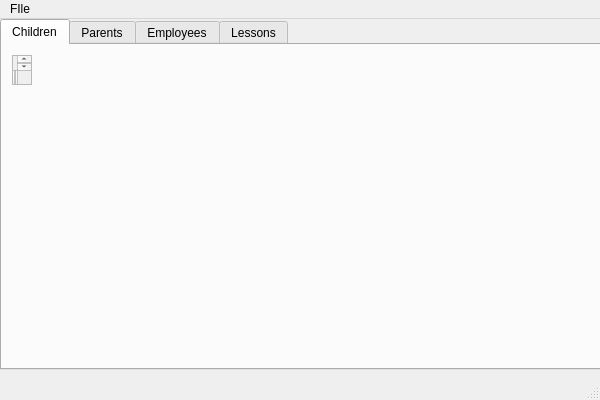
Old version of the form TullipApp/DataBaseGUI.ui in the repository Tryndo225/TullipApp.
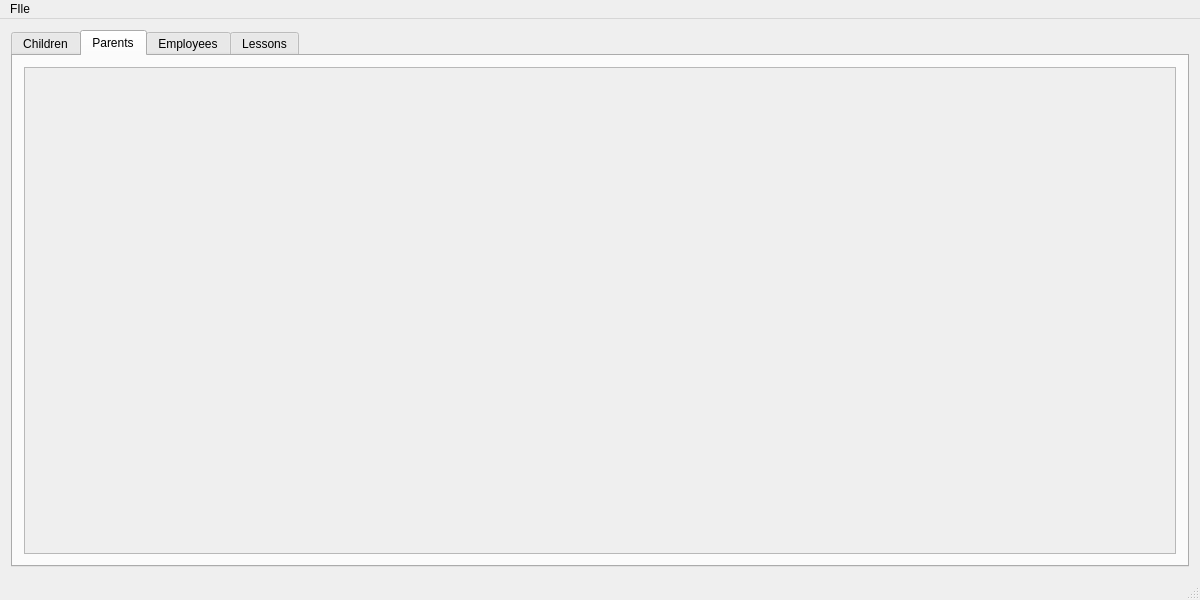
New version of the form. The open tabs and pages were chosen to show the change.

Diff of the .ui file:
```diff
--- a/TullipApp/DataBaseGUI.ui
+++ b/TullipApp/DataBaseGUI.ui
@@ -6,23 +6,17 @@
    <rect>
     <x>0</x>
     <y>0</y>
-    <width>600</width>
-    <height>400</height>
+    <width>1200</width>
+    <height>600</height>
    </rect>
   </property>
   <property name="windowTitle">
    <string>DataBaseGUI</string>
   </property>
-  <widget class="QWidget" name="centralWidget">
-   <widget class="QTabWidget" name="tabWidget">
-    <property name="geometry">
-     <rect>
-      <x>0</x>
-      <y>0</y>
-      <width>601</width>
-      <height>351</height>
-     </rect>
-    </property>
+  <widget class="QWidget" name="main_window">
+   <layout class="QVBoxLayout" name="verticalLayout">
+    <item>
+     <widget class="QTabWidget" name="tabs">
     <property name="autoFillBackground">
      <bool>true</bool>
     </property>
@@ -33,14 +27,14 @@
      <attribute name="title">
       <string>Children</string>
      </attribute>
+       <layout class="QVBoxLayout" name="verticalLayout_6">
+        <property name="sizeConstraint">
+         <enum>QLayout::SizeConstraint::SetNoConstraint</enum>
+        </property>
+        <item>
      <widget class="QScrollArea" name="children_scroll">
-      <property name="geometry">
-       <rect>
-        <x>10</x>
-        <y>10</y>
-        <width>20</width>
-        <height>30</height>
-       </rect>
+          <property name="sizeAdjustPolicy">
+           <enum>QAbstractScrollArea::SizeAdjustPolicy::AdjustToContents</enum>
       </property>
       <property name="widgetResizable">
        <bool>true</bool>
@@ -67,11 +61,37 @@
        </layout>
       </widget>
      </widget>
+        </item>
+       </layout>
     </widget>
     <widget class="QWidget" name="parents_tab">
      <attribute name="title">
       <string>Parents</string>
      </attribute>
+       <layout class="QVBoxLayout" name="verticalLayout_9">
+        <item>
+         <widget class="QScrollArea" name="parents_scroll">
+          <property name="widgetResizable">
+           <bool>true</bool>
+          </property>
+          <widget class="QWidget" name="parents_scroll_contents">
+           <property name="geometry">
+            <rect>
+             <x>0</x>
+             <y>0</y>
+             <width>1158</width>
+             <height>289</height>
+            </rect>
+           </property>
+           <layout class="QVBoxLayout" name="verticalLayout_2">
+            <item>
+             <widget class="QWidget" name="widget_2" native="true"/>
+            </item>
+           </layout>
+          </widget>
+         </widget>
+        </item>
+       </layout>
     </widget>
     <widget class="QWidget" name="emplyees_tab">
      <attribute name="title">
@@ -82,19 +102,45 @@
      <attribute name="title">
       <string>Lessons</string>
      </attribute>
-    </widget>
-   </widget>
-  </widget>
-  <widget class="QMenuBar" name="menuBar">
+       <layout class="QVBoxLayout" name="verticalLayout_8">
+        <item>
+         <widget class="QScrollArea" name="lessons_scroll">
+          <property name="widgetResizable">
+           <bool>true</bool>
+          </property>
+          <widget class="QWidget" name="lesson_scroll_contents">
+           <property name="geometry">
+            <rect>
+             <x>0</x>
+             <y>0</y>
+             <width>1158</width>
+             <height>289</height>
+            </rect>
+           </property>
+           <layout class="QVBoxLayout" name="verticalLayout_4">
+            <item>
+             <widget class="QWidget" name="widget_4" native="true"/>
+            </item>
+           </layout>
+          </widget>
+         </widget>
+        </item>
+       </layout>
+      </widget>
+     </widget>
+    </item>
+   </layout>
+  </widget>
+  <widget class="QMenuBar" name="menu_bar">
    <property name="geometry">
     <rect>
      <x>0</x>
      <y>0</y>
-     <width>600</width>
+     <width>1200</width>
      <height>21</height>
     </rect>
    </property>
-   <widget class="QMenu" name="menuFIle">
+   <widget class="QMenu" name="file_option">
     <property name="title">
      <string>FIle</string>
     </property>
@@ -104,7 +150,7 @@
     <addaction name="separator"/>
     <addaction name="actionExport"/>
    </widget>
-   <addaction name="menuFIle"/>
+   <addaction name="file_option"/>
   </widget>
   <widget class="QStatusBar" name="statusBar"/>
   <action name="actionImport">
```
Left out of the diff: 47 changed lines with no effect on the pictures. Lines whose indentation alone changed are shown as unchanged.
